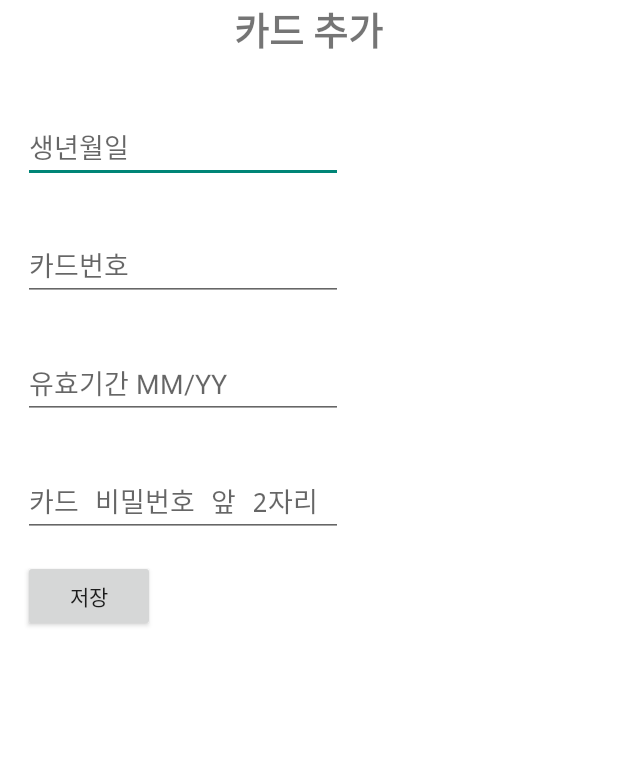
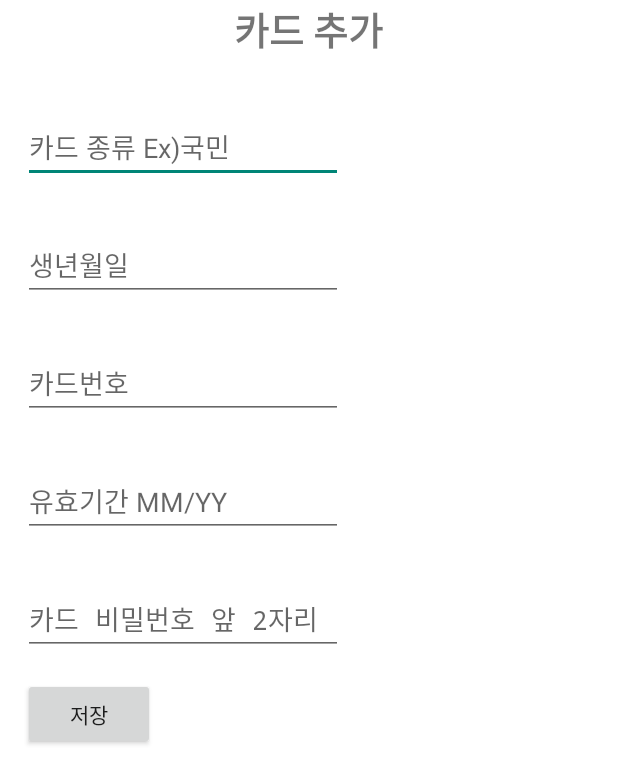
Before and after one commit to byeongjun98/Happy-Pet, an Android app: the addCreditCard screen opened directly, with no data from a screen before it, after a tap on "저장", on a phone screen of 412 x 824 dp. Shown: the top 784 px of the screen. Run offline under Robolectric (Android 15) with nearby library versions, the light colour scheme and no system bars.

Commit message:
23.05.09 결제수단 관리 기능 구현 완료

```diff
--- a/app/src/main/java/com/example/happypet/DatabaseHelper.java
+++ b/app/src/main/java/com/example/happypet/DatabaseHelper.java
@@ -65,7 +65,8 @@ public class DatabaseHelper extends SQLiteOpenHelper {
                 " card_number text PRIMARY KEY , " +
                 " card_password text, " +
                 " Birth text, " +
-                " expiration_period text)";
+                " expiration_period text, " +
+                " card_type text)";
 
 //        String insert_sql1 = "insert into " + "information"
 //                + "(p_id, title, content) "
--- a/app/src/main/java/com/example/happypet/IncreditActivity.java
+++ b/app/src/main/java/com/example/happypet/IncreditActivity.java
@@ -46,8 +46,9 @@ public class IncreditActivity extends Activity {
             String cardpass = cursor.getString(1);
             String cardnum = cursor.getString(0);
             String expe = cursor.getString(3);
+            String type = cursor.getString(4);
 
-            textView.setText(cardnum+"                            "+expe);
+            textView.setText(type+ "    " +cardnum+"                 "+expe);
         }
         }
 
--- a/app/src/main/java/com/example/happypet/addCreditCard.java
+++ b/app/src/main/java/com/example/happypet/addCreditCard.java
@@ -18,6 +18,8 @@ public class addCreditCard extends Activity {
     EditText card_number;
     EditText expiration_period;
 
+    EditText card_type;
+
     DatabaseHelper dbHelper;
     SQLiteDatabase database;
 
@@ -33,6 +35,7 @@ public class addCreditCard extends Activity {
         card_password = findViewById(R.id.card_password);
         card_number = findViewById(R.id.cardnumber);
         expiration_period =findViewById(R.id.expiration_period);
+        card_type = findViewById(R.id.card_type);
 
         Button button = findViewById(R.id.creditcardinsertbutton);
         button.setOnClickListener(new View.OnClickListener() {
@@ -42,10 +45,11 @@ public class addCreditCard extends Activity {
                 String cardpass = card_password.getText().toString();
                 String cardnum = card_number.getText().toString();
                 String expe = expiration_period.getText().toString();
+                String type = card_type.getText().toString();
 
-                String credit_insert = " insert into " + "credit" + " (card_number, card_password, Birth, expiration_period) " +
+                String credit_insert = " insert into " + "credit" + " (card_number, card_password, Birth, expiration_period,card_type ) " +
                                         " values " +
-                                        " ('" +cardnum + "', '" + cardpass + "','" + bir + "', '" + expe + "')"
+                                        " ('" +cardnum + "', '" + cardpass + "','" + bir + "', '" + expe + "','"+ type +"')"
                                         + "";
                 database.execSQL(credit_insert);
 
--- a/app/src/main/res/layout/addcreditcard.xml
+++ b/app/src/main/res/layout/addcreditcard.xml
@@ -31,6 +31,14 @@
         android:orientation="vertical"
         android:layout_weight="1"
         >
+        <EditText
+            android:layout_width="wrap_content"
+            android:layout_height="wrap_content"
+            android:id="@+id/card_type"
+            android:hint="카드 종류 Ex)국민"
+            android:layout_margin="15dp"
+            android:ems="10"
+            android:inputType="textPersonName"/>
 
         <EditText
 
@@ -42,7 +50,6 @@
             android:hint="생년월일"
             android:inputType="textPersonName"
             android:selectAllOnFocus="true"
-
             />
 
         <EditText
```
